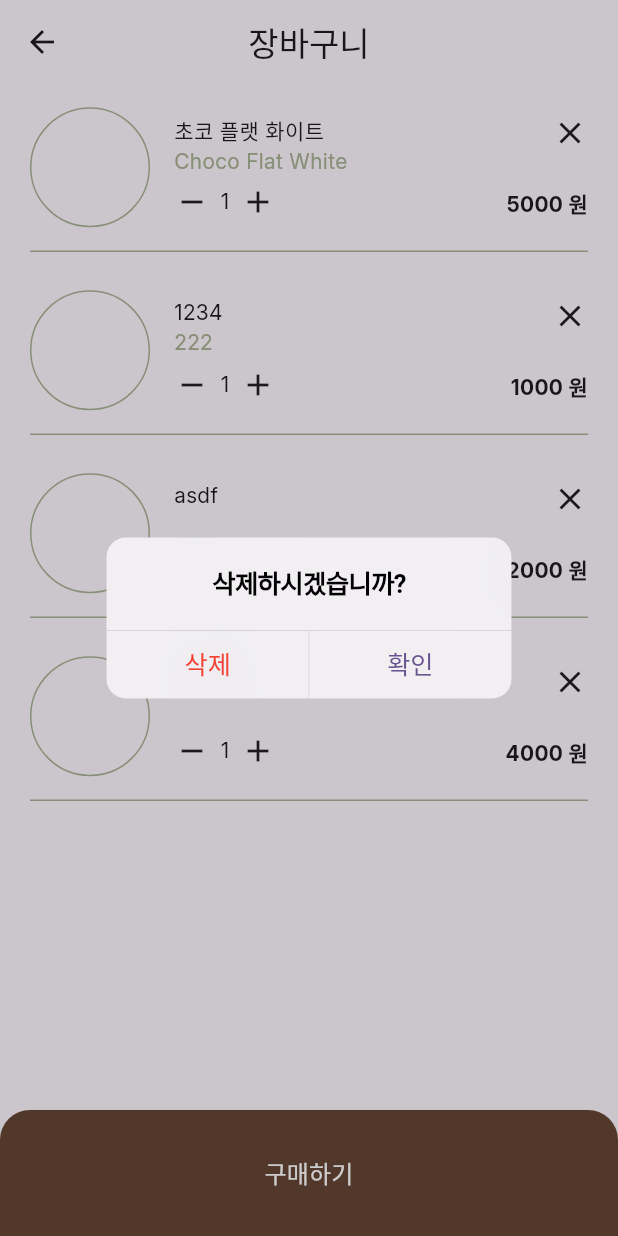
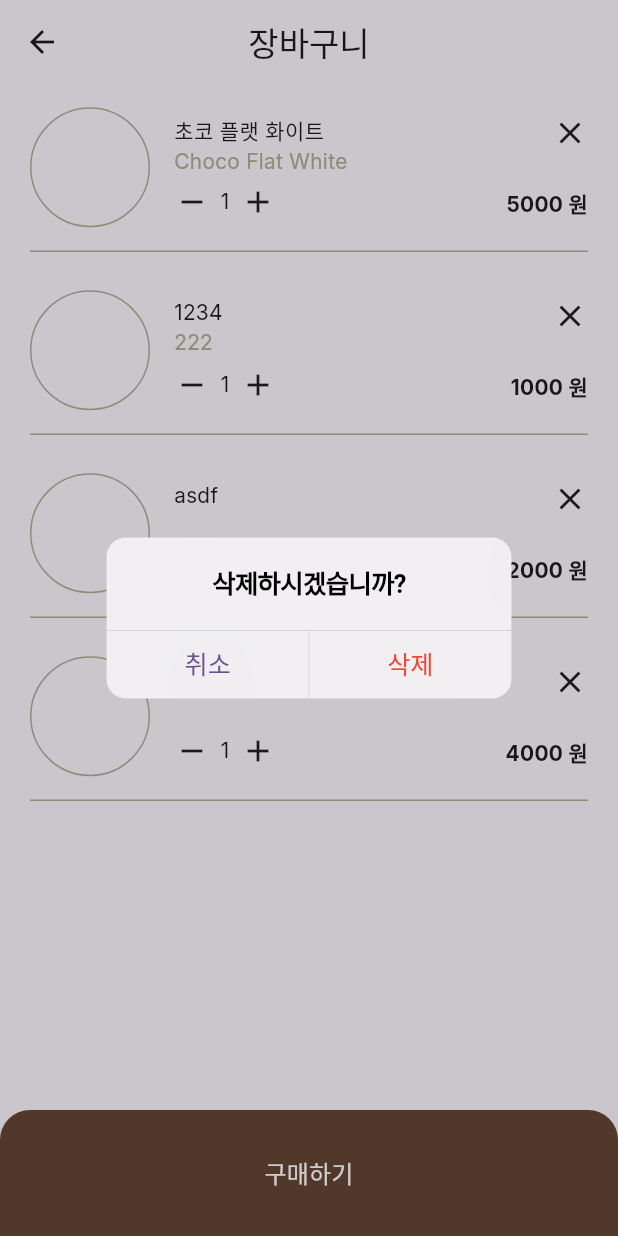
Before and after one commit to Hamiric/SirenOrder_Team4, a Flutter app: the ItemCartPage screen opened by its route, after a tap on the "close" icon, on a phone screen of 412 x 824 dp. Run offline on Flutter 3.47's test engine with Material 3 defaults, Android fonts, the phone set to English and light mode, and no system bars; our stand-ins replace image_picker.

Commit message:
Fix : item_cart_page 아이템 삭제 버튼 반대로 동작하는 현상 수정

```diff
--- a/lib/item_cart_page/item_cart_page.dart
+++ b/lib/item_cart_page/item_cart_page.dart
@@ -205,16 +205,16 @@ class _ItemCartPageState extends State<ItemCartPage> {
                               title: Text('삭제하시겠습니까?'),
                               actions: [
                                 CupertinoDialogAction(
-                                  child: const Text(
-                                    '삭제',
-                                    style: TextStyle(color: Colors.red),
-                                  ),
+                                  child: const Text('취소'),
                                   onPressed: () {
                                     Navigator.of(context).pop();
                                   },
                                 ),
                                 CupertinoDialogAction(
-                                  child: const Text('확인'),
+                                  child: const Text(
+                                    '삭제',
+                                    style: TextStyle(color: Colors.red),
+                                  ),
                                   onPressed: () {
                                     setState(() {
                                       try {
```
